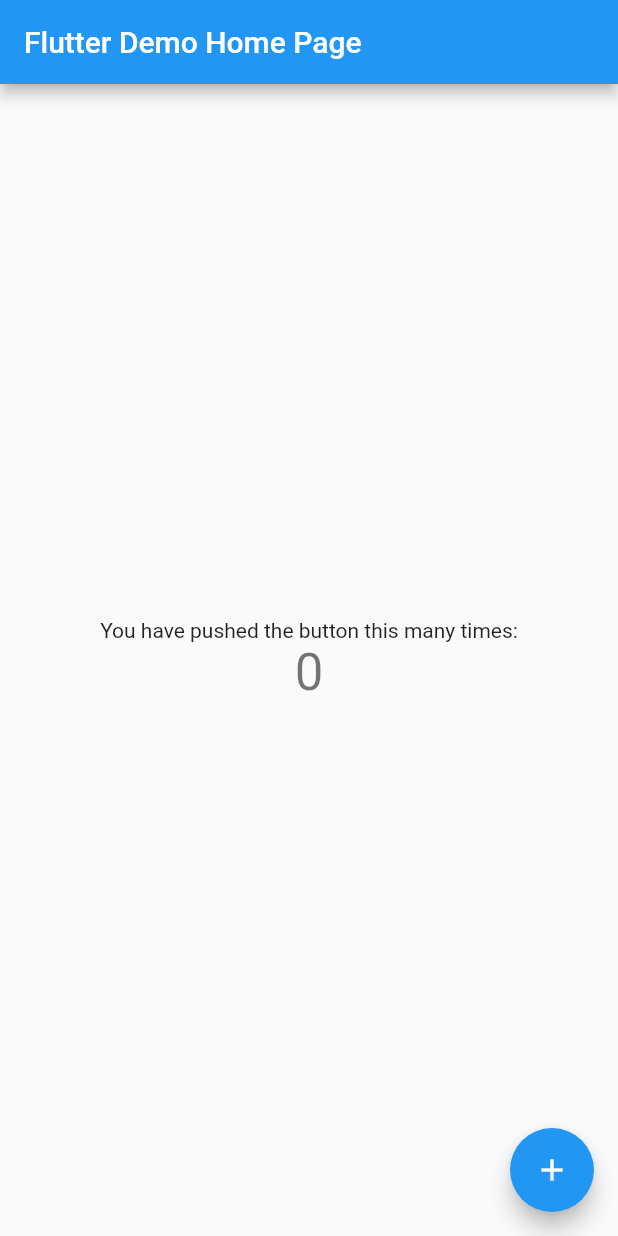
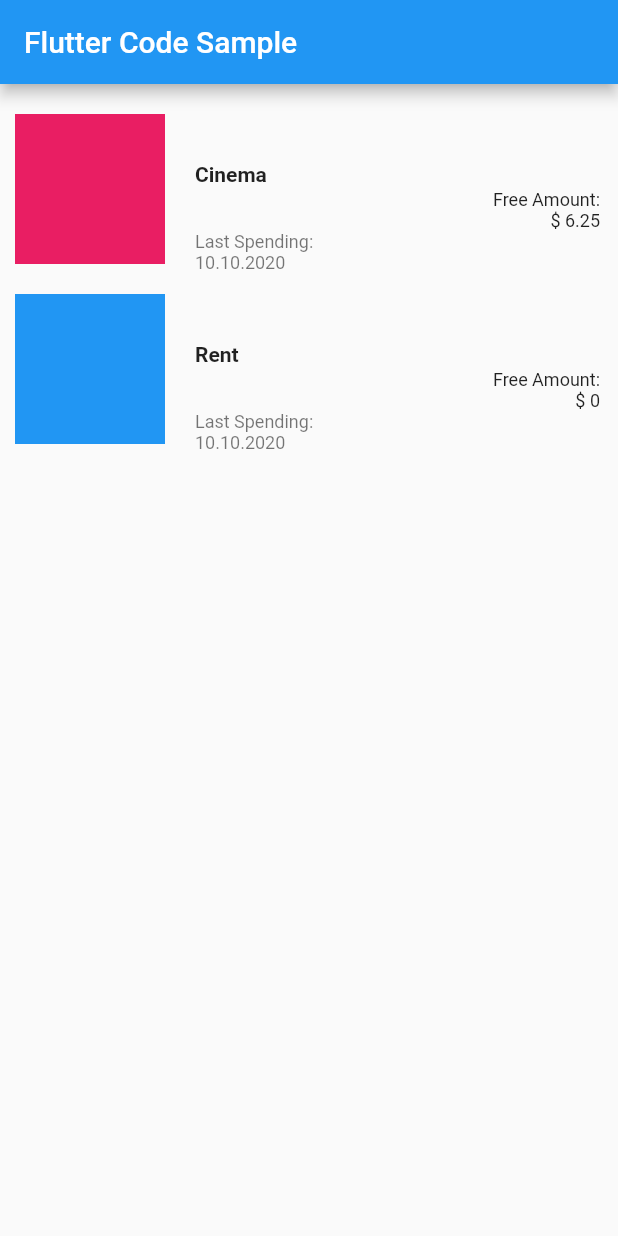
Before and after one commit to Mathawk/Budgeteer, a Flutter app: the screen it shows after launch, on a phone screen of 412 x 824 dp. Run offline on Flutter 3.47's test engine with Material 2 defaults, Android fonts, the phone set to English and light mode, and no system bars.

Commit message:
grundlegende Struktur

```diff
--- a/budgeteer/lib/main.dart
+++ b/budgeteer/lib/main.dart
@@ -1,113 +1,198 @@
+/// Flutter code sample for ListTile
+
+// Here is an example of an article list item with multiline titles and
+// subtitles. It utilizes [Row]s and [Column]s, as well as [Expanded] and
+// [AspectRatio] widgets to organize its layout.
+//
+// ![Custom list item b](https://flutter.github.io/assets-for-api-docs/assets/widgets/custom_list_item_b.png)
+
 import 'package:flutter/material.dart';
 
-void main() {
-  runApp(MyApp());
-}
+void main() => runApp(MyApp());
 
+/// This is the main application widget.
 class MyApp extends StatelessWidget {
-  // This widget is the root of your application.
+  static const String _title = 'Flutter Code Sample';
+
   @override
   Widget build(BuildContext context) {
     return MaterialApp(
-      title: 'Flutter Demo',
-      theme: ThemeData(
-        // This is the theme of your application.
-        //
-        // Try running your application with "flutter run". You'll see the
-        // application has a blue toolbar. Then, without quitting the app, try
-        // changing the primarySwatch below to Colors.green and then invoke
-        // "hot reload" (press "r" in the console where you ran "flutter run",
-        // or simply save your changes to "hot reload" in a Flutter IDE).
-        // Notice that the counter didn't reset back to zero; the application
-        // is not restarted.
-        primarySwatch: Colors.blue,
+      title: _title,
+      home: Scaffold(
+        appBar: AppBar(title: const Text(_title)),
+        body: MyStatelessWidget(),
       ),
-      home: MyHomePage(title: 'Flutter Demo Home Page'),
     );
   }
 }
 
-class MyHomePage extends StatefulWidget {
-  MyHomePage({Key key, this.title}) : super(key: key);
+class _BudgetDescription extends StatelessWidget {
+  _BudgetDescription({
+    Key key,
+    this.category,
+    this.lastspending,
+    this.budgetamount,
+    this.freeamount,
+    this.percentused,
+  }) : super(key: key);
 
-  // This widget is the home page of your application. It is stateful, meaning
-  // that it has a State object (defined below) that contains fields that affect
-  // how it looks.
-
-  // This class is the configuration for the state. It holds the values (in this
-  // case the title) provided by the parent (in this case the App widget) and
-  // used by the build method of the State. Fields in a Widget subclass are
-  // always marked "final".
-
-  final String title;
-
-  @override
-  _MyHomePageState createState() => _MyHomePageState();
-}
-
-class _MyHomePageState extends State<MyHomePage> {
-  int _counter = 0;
-
-  void _incrementCounter() {
-    setState(() {
-      // This call to setState tells the Flutter framework that something has
-      // changed in this State, which causes it to rerun the build method below
-      // so that the display can reflect the updated values. If we changed
-      // _counter without calling setState(), then the build method would not be
-      // called again, and so nothing would appear to happen.
-      _counter++;
-    });
-  }
+  final String category;
+  final String lastspending;
+  final String budgetamount;
+  final String freeamount;
+  final String percentused;
 
   @override
   Widget build(BuildContext context) {
-    // This method is rerun every time setState is called, for instance as done
-    // by the _incrementCounter method above.
-    //
-    // The Flutter framework has been optimized to make rerunning build methods
-    // fast, so that you can just rebuild anything that needs updating rather
-    // than having to individually change instances of widgets.
-    return Scaffold(
-      appBar: AppBar(
-        // Here we take the value from the MyHomePage object that was created by
-        // the App.build method, and use it to set our appbar title.
-        title: Text(widget.title),
-      ),
-      body: Center(
-        // Center is a layout widget. It takes a single child and positions it
-        // in the middle of the parent.
-        child: Column(
-          // Column is also a layout widget. It takes a list of children and
-          // arranges them vertically. By default, it sizes itself to fit its
-          // children horizontally, and tries to be as tall as its parent.
-          //
-          // Invoke "debug painting" (press "p" in the console, choose the
-          // "Toggle Debug Paint" action from the Flutter Inspector in Android
-          // Studio, or the "Toggle Debug Paint" command in Visual Studio Code)
-          // to see the wireframe for each widget.
-          //
-          // Column has various properties to control how it sizes itself and
-          // how it positions its children. Here we use mainAxisAlignment to
-          // center the children vertically; the main axis here is the vertical
-          // axis because Columns are vertical (the cross axis would be
-          // horizontal).
-          mainAxisAlignment: MainAxisAlignment.center,
+    return Column(
+      crossAxisAlignment: CrossAxisAlignment.start,
+      children: <Widget>[
+        Expanded(
+          child: Column(
+            crossAxisAlignment: CrossAxisAlignment.start,
+            mainAxisAlignment: MainAxisAlignment.end,
+            children: <Widget>[
+              Text(
+                '$category',
+                maxLines: 2,
+                overflow: TextOverflow.ellipsis,
+                style: const TextStyle(
+                  fontWeight: FontWeight.bold,
+                ),
+              ),
+              const Padding(padding: EdgeInsets.only(bottom: 2.0)),
+            ],
+          ),
+        ),
+        Expanded(
+          child: Column(
+            crossAxisAlignment: CrossAxisAlignment.stretch,
+            mainAxisAlignment: MainAxisAlignment.end,
+            children: <Widget>[
+              Text(
+                'Free Amount:',
+                textAlign: TextAlign.right,
+                style: const TextStyle(
+                  fontSize: 12.0,
+                  color: Colors.black87
+                ),
+              ),
+              Text(
+                '$freeamount',
+                textAlign: TextAlign.right,
+                style: const TextStyle(
+                  fontSize: 12.0,
+                  color: Colors.black87,
+                ),
+              ),
+              Text(
+                'Last Spending:',
+                textAlign: TextAlign.left,
+                maxLines: 2,
+                overflow: TextOverflow.ellipsis,
+                style: const TextStyle(
+                  fontSize: 12.0,
+                  color: Colors.black54,
+                ),
+              ),
+              Text(
+                '$lastspending',
+                textAlign: TextAlign.left,
+                maxLines: 2,
+                overflow: TextOverflow.ellipsis,
+                style: const TextStyle(
+                  fontSize: 12.0,
+                  color: Colors.black54,
+                ),
+              ),
+            ],
+          ),
+        ),
+      ],
+    );
+  }
+}
+
+class CustomListItemTwo extends StatelessWidget {
+  CustomListItemTwo({
+    Key key,
+    this.thumbnail,
+    this.category,
+    this.lastspending,
+    this.budgetamount,
+    this.freeamount,
+    this.percentused,
+  }) : super(key: key);
+
+  final Widget thumbnail;
+  final String category;
+  final String lastspending;
+  final String budgetamount;
+  final String freeamount;
+  final String percentused;
+
+  @override
+  Widget build(BuildContext context) {
+    return Padding(
+      padding: const EdgeInsets.symmetric(vertical: 10.0),
+      child: SizedBox(
+        height: 100,
+        child: Row(
+          crossAxisAlignment: CrossAxisAlignment.start,
           children: <Widget>[
-            Text(
-              'You have pushed the button this many times:',
+            AspectRatio(
+              aspectRatio: 1.0,
+              child: thumbnail,
             ),
-            Text(
-              '$_counter',
-              style: Theme.of(context).textTheme.headline4,
-            ),
+            Expanded(
+              child: Padding(
+                padding: const EdgeInsets.fromLTRB(20.0, 0.0, 2.0, 0.0),
+                child: _BudgetDescription(
+                  category: category,
+                  lastspending: lastspending,
+                  budgetamount: budgetamount,
+                  freeamount: freeamount,
+                  percentused: percentused,
+                ),
+              ),
+            )
           ],
         ),
       ),
-      floatingActionButton: FloatingActionButton(
-        onPressed: _incrementCounter,
-        tooltip: 'Increment',
-        child: Icon(Icons.add),
-      ), // This trailing comma makes auto-formatting nicer for build methods.
     );
   }
 }
+
+/// This is the stateless widget that the main application instantiates.
+class MyStatelessWidget extends StatelessWidget {
+  MyStatelessWidget({Key key}) : super(key: key);
+
+  @override
+  Widget build(BuildContext context) {
+    return ListView(
+      padding: const EdgeInsets.all(10.0),
+      children: <Widget>[
+        CustomListItemTwo(
+          thumbnail: Container(
+            decoration: const BoxDecoration(color: Colors.pink),
+          ),
+          category: 'Cinema',
+          lastspending: '10.10.2020',
+          budgetamount: '\$ 25',
+          freeamount: '\$ 6.25',
+          percentused: '0.25' ,
+        ),
+        CustomListItemTwo(
+          thumbnail: Container(
+            decoration: const BoxDecoration(color: Colors.blue),
+          ),
+          category: 'Rent',
+          lastspending: '10.10.2020',
+          budgetamount: '\$ 1250',
+          freeamount: '\$ 0',
+          percentused: '1.00',
+        ),
+      ],
+    );
+  }
+}
```
